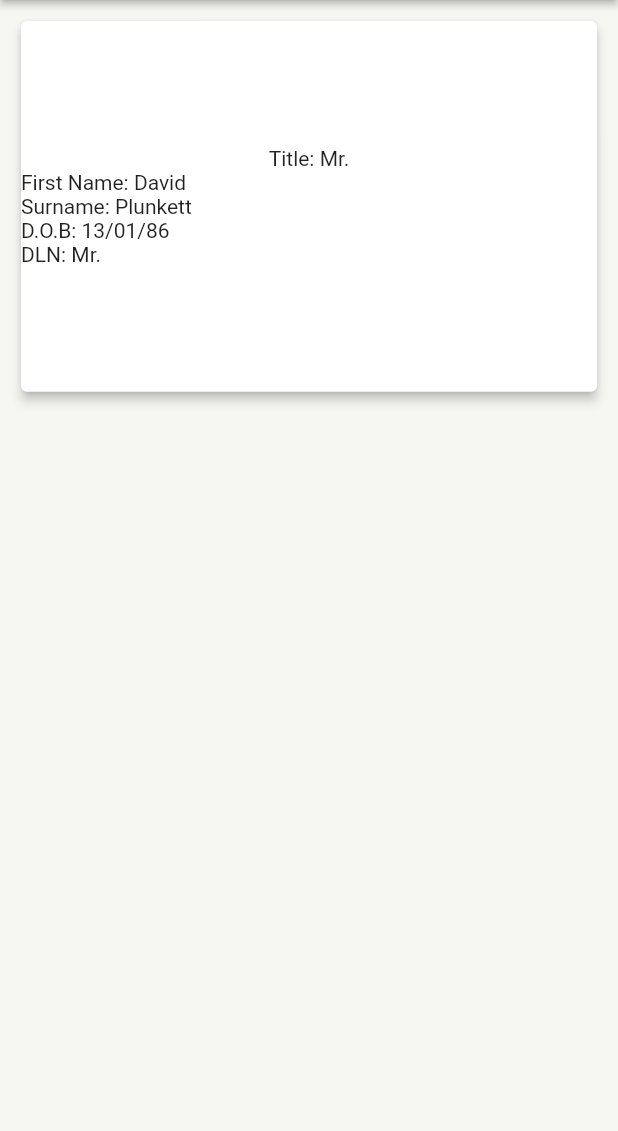
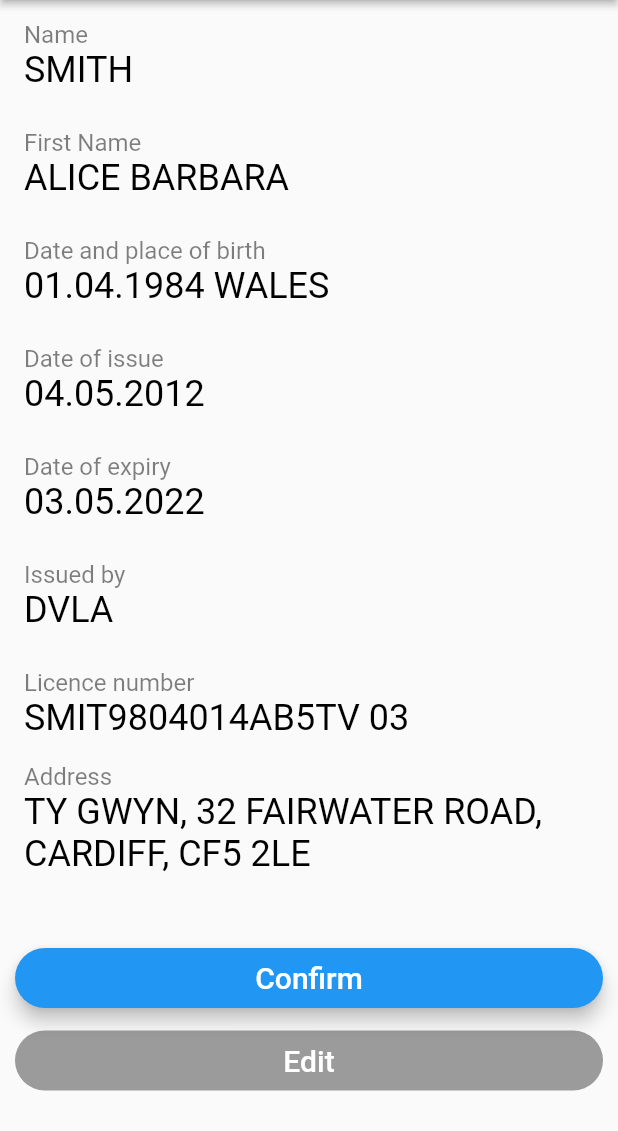
Before and after one commit to rigoford/MotorQuickQuote, a Flutter app: the MQQDriverLicenceResultsPage screen opened directly, on a phone screen of 412 x 824 dp, the part 105-1236 px from its top. Run offline on Flutter 3.47's test engine with Material 2 defaults, Android fonts, the phone set to English and light mode, and no system bars; our stand-ins replace camera.

Commit message:
Add DL scan results page

```diff
--- a/lib/tab_view/profile_creation/mqq_dln_results.dart
+++ b/lib/tab_view/profile_creation/mqq_dln_results.dart
@@ -1,6 +1,8 @@
 import 'package:flutter/material.dart';
 import 'package:motor_quick_quote/common/branded_app_bar.dart';
 import 'package:motor_quick_quote/common/styling.dart';
+
+import 'mqq_assumptions.dart';
 
 class MQQDriverLicenceResultsPage extends StatefulWidget {
   @override
@@ -8,51 +10,84 @@ class MQQDriverLicenceResultsPage extends StatefulWidget {
 }
 
 class _MQQDriverLicenceResultsPageState extends State<MQQDriverLicenceResultsPage> {
+
+  // Confirm
+  void _confirm() async {
+    try {
+      Navigator.push(context, new MaterialPageRoute(
+          builder: (context) => MQQAssumptionsPage()
+      ));
+    } catch (e) {
+      print('Error: $e');
+    }
+  }
+
   @override
   Widget build(BuildContext context) {
     return Scaffold(
-        appBar: BrandedAppBar(),
-        body: Container(
-            color: Styling.secondary100,
-            child: Center(
-                child: ListView(
-              padding: EdgeInsets.all(10),
-              children: <Widget>[
-                Card(
-                    elevation: 3,
-                    child: SizedBox(
-                      height: MediaQuery.of(context).size.height * 0.3,
-                      child: Column(mainAxisAlignment: MainAxisAlignment.center,
-                        children: <Widget>[
-                          Row(mainAxisAlignment: MainAxisAlignment.center,
-                            children: <Widget>[
-                              Text("Title: "), Text("Mr.")
-                            ],
-                          ),
-                          Row(
-                            children: <Widget>[
-                              Text("First Name: "), Text("David")
-                            ],
-                          ),
-                          Row(
-                            children: <Widget>[
-                              Text("Surname: "), Text("Plunkett")
-                            ],
-                          ),
-                          Row(
-                            children: <Widget>[
-                              Text("D.O.B: "), Text("13/01/86")
-                            ],
-                          ),
-                          Row(
-                            children: <Widget>[
-                              Text("DLN: "), Text("Mr.")
-                            ],
-                          )
-                        ],
-                      ),
-                    ))
-              ],
-            ))));
+      appBar: new BrandedAppBar(),
+      body: ListView(
+      children: <Widget>[
+        ListTile(
+          title: Text('Name', style: TextStyle(color: Colors.black.withOpacity(0.5), fontWeight: FontWeight.normal,),),
+          subtitle: Text('SMITH', style: TextStyle(color: Colors.black.withOpacity(1.0), fontWeight: FontWeight.normal, fontSize: 24.0,),),
+        ),
+        ListTile(
+          title: Text('First Name', style: TextStyle(color: Colors.black.withOpacity(0.5), fontWeight: FontWeight.normal,),),
+          subtitle: Text('ALICE BARBARA', style: TextStyle(color: Colors.black.withOpacity(1.0), fontWeight: FontWeight.normal, fontSize: 24.0,),),
+        ),
+        ListTile(
+          title: Text('Date and place of birth', style: TextStyle(color: Colors.black.withOpacity(0.5), fontWeight: FontWeight.normal,),),
+          subtitle: Text('01.04.1984 WALES', style: TextStyle(color: Colors.black.withOpacity(1.0), fontWeight: FontWeight.normal, fontSize: 24.0,),),
+        ),
+        ListTile(
+          title: Text('Date of issue', style: TextStyle(color: Colors.black.withOpacity(0.5), fontWeight: FontWeight.normal,),),
+          subtitle: Text('04.05.2012', style: TextStyle(color: Colors.black.withOpacity(1.0), fontWeight: FontWeight.normal, fontSize: 24.0,),),
+        ),
+        ListTile(
+          title: Text('Date of expiry', style: TextStyle(color: Colors.black.withOpacity(0.5), fontWeight: FontWeight.normal,),),
+          subtitle: Text('03.05.2022', style: TextStyle(color: Colors.black.withOpacity(1.0), fontWeight: FontWeight.normal, fontSize: 24.0,),),
+        ),
+        ListTile(
+          title: Text('Issued by', style: TextStyle(color: Colors.black.withOpacity(0.5), fontWeight: FontWeight.normal,),),
+          subtitle: Text('DVLA', style: TextStyle(color: Colors.black.withOpacity(1.0), fontWeight: FontWeight.normal, fontSize: 24.0,),),
+        ),
+        ListTile(
+          title: Text('Licence number', style: TextStyle(color: Colors.black.withOpacity(0.5), fontWeight: FontWeight.normal,),),
+          subtitle: Text('SMIT9804014AB5TV 03', style: TextStyle(color: Colors.black.withOpacity(1.0), fontWeight: FontWeight.normal, fontSize: 24.0,),),
+        ),
+        ListTile(
+          title: Text('Address', style: TextStyle(color: Colors.black.withOpacity(0.5), fontWeight: FontWeight.normal,),),
+          subtitle: Text('TY GWYN, 32 FAIRWATER ROAD, CARDIFF, CF5 2LE', style: TextStyle(color: Colors.black.withOpacity(1.0), fontWeight: FontWeight.normal, fontSize: 24.0,),),
+        ),
+        Container(
+          child: new Padding(
+              padding: EdgeInsets.fromLTRB(10.0, 45.0, 10.0, 0.0),
+              child: SizedBox(
+                height: 40.0,
+                child: new RaisedButton(
+                  elevation: 5.0,
+                  shape: new RoundedRectangleBorder(borderRadius: new BorderRadius.circular(30.0)),
+                  color: Colors.blue,
+                  child: new Text('Confirm', style: new TextStyle(fontSize: 20.0, color: Colors.white)),
+                  onPressed: _confirm,
+                ),
+              )),
+        ),
+        Container(
+          child: new Padding(
+              padding: EdgeInsets.fromLTRB(10.0, 15.0, 10.0, 0.0),
+              child: SizedBox(
+                height: 40.0,
+                child: new RaisedButton(
+                  elevation: 5.0,
+                  shape: new RoundedRectangleBorder(borderRadius: new BorderRadius.circular(30.0)),
+                  color: Colors.blue,
+                  child: new Text('Edit', style: new TextStyle(fontSize: 20.0, color: Colors.white)),
+                ),
+              )),
+        ),
+      ],
+    ),);
   }
 }
```
